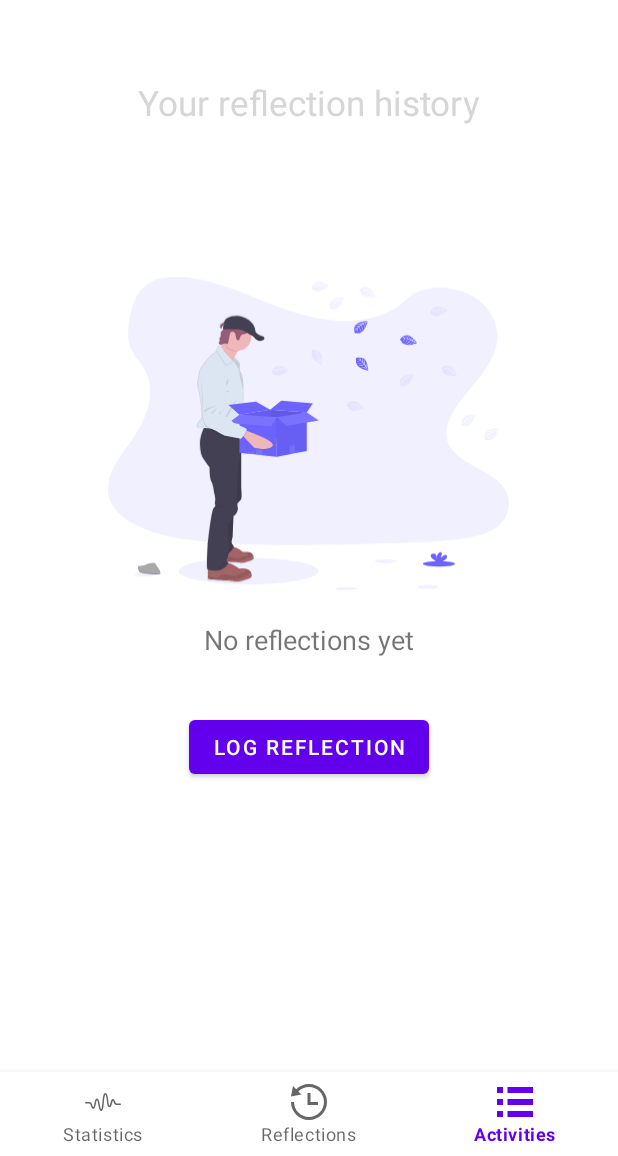
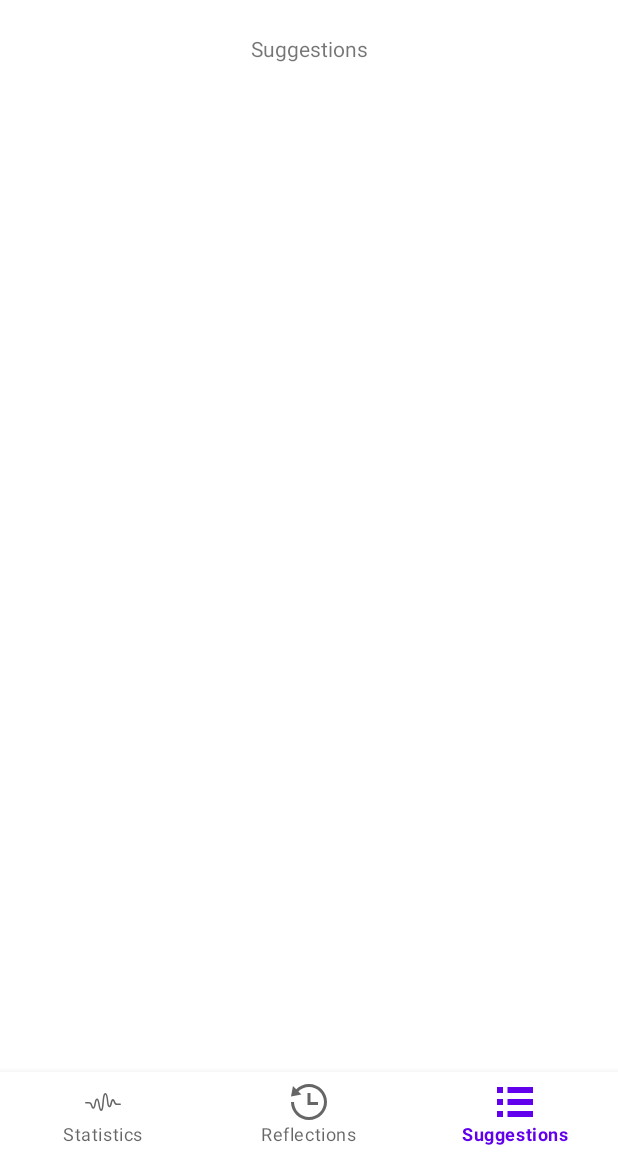
Before and after one commit to sarckk/epiphany, an Android app: the MainActivity screen opened directly, with no data from a screen before it, item 3 of the bottom bar chosen, on a phone screen of 412 x 824 dp, the part 80-1236 px from its top. Run offline under Robolectric (Android 15) with nearby library versions, the phone set to English and light mode, and no system bars; libraries missing offline, so code that uses them is left out: com.github.mikephil.charting; 2 statements that could not run were skipped.

Commit message:
Add suggestions fragment; rename activities -> suggestions

```diff
--- a/app/src/main/java/com/example/addictionapp/ui/MainActivity.kt
+++ b/app/src/main/java/com/example/addictionapp/ui/MainActivity.kt
@@ -86,8 +86,8 @@ class MainActivity : AppCompatActivity() {
                 R.id.bottom_nav_reflections -> {
                     navController.navigate(R.id.reflectionListFragment)
                 }
-                R.id.bottom_nav_activities -> {
-                    navController.navigate(R.id.reflectionListFragment)
+                R.id.bottom_nav_suggestions -> {
+                    navController.navigate(R.id.suggestionsFragment)
                 }
             }
             true
--- /dev/null
+++ b/app/src/main/java/com/example/addictionapp/ui/suggestions/SuggestionsFragment.kt
@@ -0,0 +1,23 @@
+package com.example.addictionapp.ui.suggestions
+
+import android.os.Bundle
+import android.view.LayoutInflater
+import android.view.View
+import android.view.ViewGroup
+import androidx.fragment.app.Fragment
+import com.example.addictionapp.R
+
+class SuggestionsFragment : Fragment(){
+
+    override fun onCreateView(
+        inflater: LayoutInflater,
+        container: ViewGroup?,
+        savedInstanceState: Bundle?
+    ): View? {
+        return inflater.inflate(R.layout.fragment_suggestions, container, false)
+    }
+
+    override fun onActivityCreated(savedInstanceState: Bundle?) {
+        super.onActivityCreated(savedInstanceState)
+    }
+}
--- /dev/null
+++ b/app/src/main/res/layout/fragment_suggestions.xml
@@ -0,0 +1,15 @@
+<?xml version="1.0" encoding="utf-8"?>
+<androidx.constraintlayout.widget.ConstraintLayout xmlns:android="http://schemas.android.com/apk/res/android"
+    android:layout_width="match_parent"
+    android:layout_height="match_parent"
+    xmlns:app="http://schemas.android.com/apk/res-auto">
+
+    <TextView
+        app:layout_constraintTop_toTopOf="parent"
+        app:layout_constraintLeft_toLeftOf="parent"
+        app:layout_constraintRight_toRightOf="parent"
+        android:layout_width="wrap_content"
+        android:layout_height="wrap_content"
+        android:text="Suggestions"
+        />
+</androidx.constraintlayout.widget.ConstraintLayout>
--- a/app/src/main/res/menu/menu_bottom_nav.xml
+++ b/app/src/main/res/menu/menu_bottom_nav.xml
@@ -11,8 +11,8 @@
         android:title="Reflections"
         />
     <item
-        android:id="@+id/bottom_nav_activities"
-        android:icon="@drawable/ic_activtities"
-        android:title="Activities"
+        android:id="@+id/bottom_nav_suggestions"
+        android:icon="@drawable/ic_suggestions"
+        android:title="Suggestions"
         />
 </menu>
--- a/app/src/main/res/navigation/nav_graph.xml
+++ b/app/src/main/res/navigation/nav_graph.xml
@@ -49,6 +49,9 @@
         <action
             android:id="@+id/action_overviewFragment_to_reflectionListFragment"
             app:destination="@id/reflectionListFragment" />
+        <action
+            android:id="@+id/action_overviewFragment_to_suggestionsFragment"
+            app:destination="@id/suggestionsFragment" />
     </fragment>
     <fragment
         android:id="@+id/wellbeingStateFragment"
@@ -72,4 +75,8 @@
             app:popUpToInclusive="true"
             app:destination="@id/reflectionListFragment" />
     </fragment>
+    <fragment
+        android:id="@+id/suggestionsFragment"
+        android:name="com.example.addictionapp.ui.suggestions.SuggestionsFragment"
+        android:label="SuggestionsFragment" />
 </navigation>
```
Also changed, not shown: app/src/main/res/drawable/ic_suggestions.xml (renamed from app/src/main/res/drawable/ic_activtities.xml).
